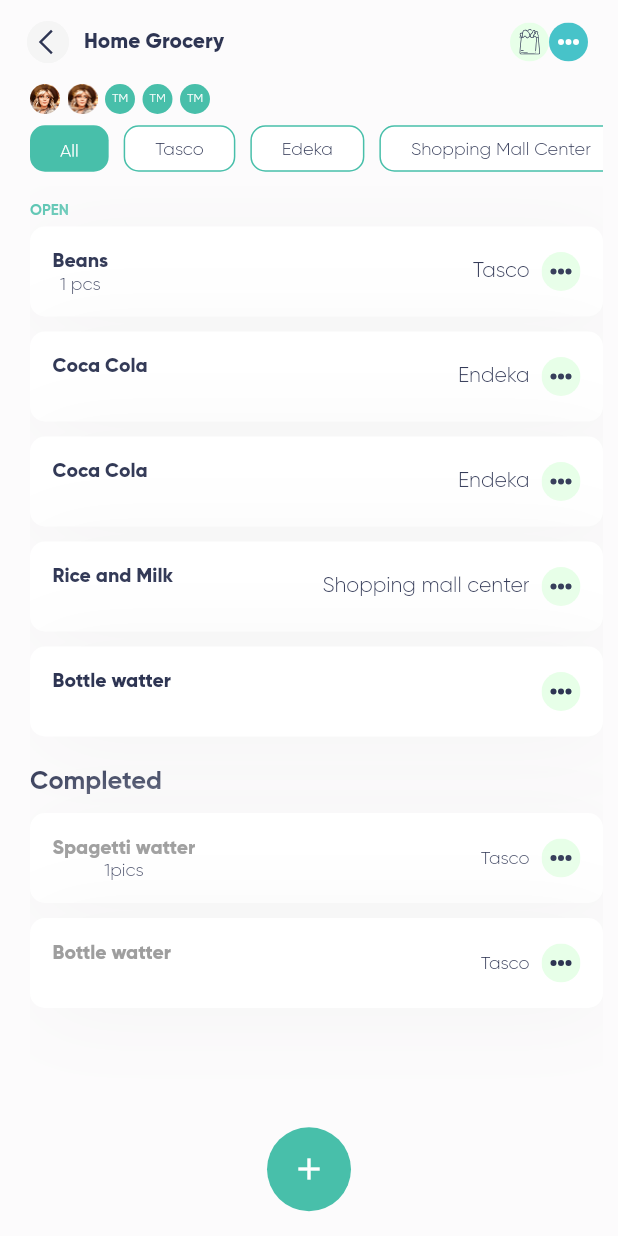
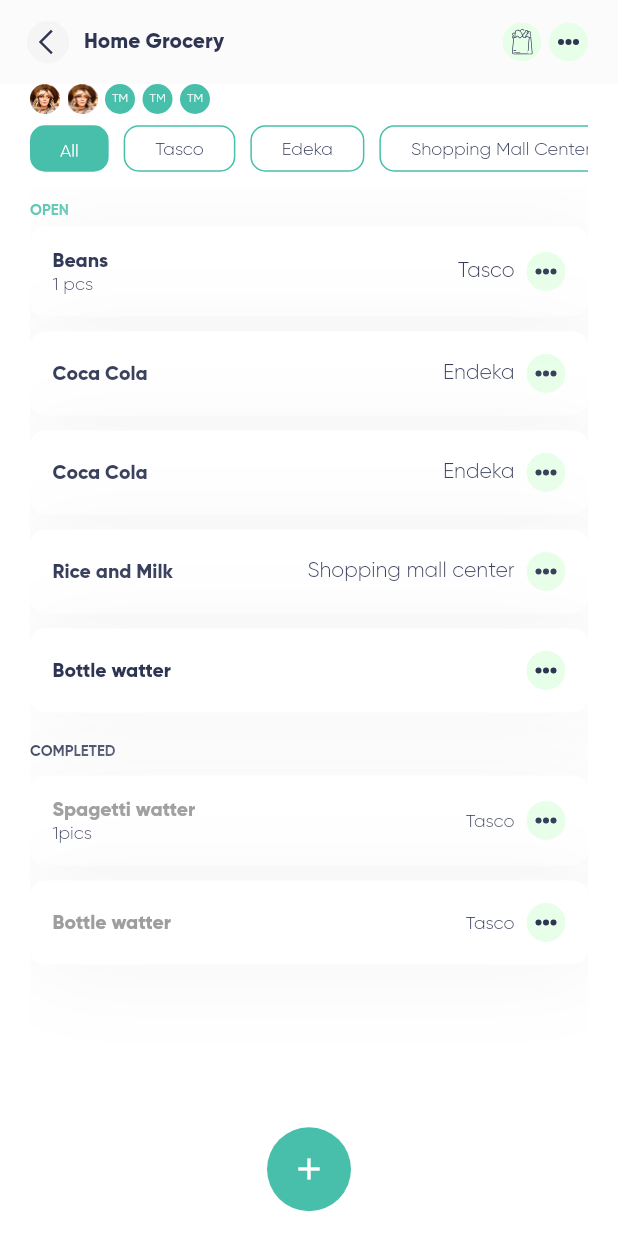
Before and after one commit to woynshetb/sharble, a Flutter app: the HomePage screen opened directly, after a tap on "Home Grocery", on a phone screen of 412 x 824 dp. Run offline on Flutter 3.47's test engine with Material 2 defaults, Android fonts, the phone set to English and light mode, and no system bars; drawn by our look-alikes of flutter_swipe_action_cell; our stand-ins replace adaptive_theme, basic_utils, dropdown_button2, flutter_svg, get, image_picker and 5 more; missing offline and left inert: inspection; project files that could hold a hidden picture were left out.

Commit message:
clean up

```diff
--- a/lib/constants/app_theme.dart
+++ b/lib/constants/app_theme.dart
@@ -12,7 +12,7 @@
         selectionColor: Colors.grey,
       ),
       dividerColor: Colors.black,
-      scaffoldBackgroundColor: Color(0xffFCFBFC),
+      scaffoldBackgroundColor: Color(0xffffffff),
       backgroundColor: Colors.white,
       cardColor: Colors.white,
 
--- a/lib/pages/home/home.page.dart
+++ b/lib/pages/home/home.page.dart
@@ -143,8 +143,8 @@
                         ),
                       ),
                       trailing: Container(
-                        alignment: Alignment.center,
-                        width: 100,
+                        alignment: Alignment.centerRight,
+                        width: 150,
                         child: Row(
                           mainAxisAlignment: MainAxisAlignment.end,
                           children: [
@@ -204,6 +204,7 @@
                             crossAxisAlignment: CrossAxisAlignment.center,
                             children: [
                               Column(
+                                crossAxisAlignment: CrossAxisAlignment.start,
                                 children: const [
                                   Text(
                                     "Beans",
@@ -261,6 +262,7 @@
                             crossAxisAlignment: CrossAxisAlignment.center,
                             children: [
                               Column(
+                                crossAxisAlignment: CrossAxisAlignment.start,
                                 children: const [
                                   Text(
                                     "Beans",
@@ -321,6 +323,7 @@
                             crossAxisAlignment: CrossAxisAlignment.center,
                             children: [
                               Column(
+                                crossAxisAlignment: CrossAxisAlignment.start,
                                 children: const [
                                   Text(
                                     "Beans",
@@ -338,7 +341,8 @@
                                   ),
                                 ],
                               ),
-  Row(children: [
+                              Row(
+                                children: [
                                   Text("Tasco"),
                                   SizedBox(
                                     width: 8,
@@ -350,7 +354,8 @@
                                     valueUrl:
                                         "assets/images/assets/icon-button-shopping-list.svg",
                                   )
-  ],)
+                                ],
+                              )
                             ],
                           ),
                         ),
@@ -378,6 +383,7 @@
                             crossAxisAlignment: CrossAxisAlignment.center,
                             children: [
                               Column(
+                                crossAxisAlignment: CrossAxisAlignment.start,
                                 children: const [
                                   Text(
                                     "Beans",
@@ -395,7 +401,8 @@
                                   ),
                                 ],
                               ),
-                                    Row(children: [
+                              Row(
+                                children: [
                                   Text("Tasco"),
                                   SizedBox(
                                     width: 8,
@@ -407,7 +414,8 @@
                                     valueUrl:
                                         "assets/images/assets/icon-button-shopping-list.svg",
                                   )
-                                    ],)
+                                ],
+                              )
                             ],
                           ),
                         )
@@ -569,7 +577,7 @@
                                   CustomDropDown(
                                       items: items,
                                       valueUrl:
-                                          "assets/images/assets/icon-button-room-task-manager.svg",
+                                          "assets/images/assets/icon-button-task-manager.svg",
                                       bgColor: Color(0xffE7FEFF)),
                                   SizedBox(
                                     height: 5,
@@ -671,7 +679,7 @@
                                   CustomDropDown(
                                       items: items,
                                       valueUrl:
-                                          "assets/images/assets/icon-button-room-task-manager.svg",
+        "assets/images/assets/icon-button-task-manager.svg",
                                       bgColor: Color(0xffE7FEFF)),
                                   SizedBox(
                                     height: 5,
@@ -773,7 +781,7 @@
                                   CustomDropDown(
                                       items: items,
                                       valueUrl:
-                                          "assets/images/assets/icon-button-room-task-manager.svg",
+        "assets/images/assets/icon-button-task-manager.svg",
                                       bgColor: Color(0xffE7FEFF)),
                                   const SizedBox(
                                     height: 5,
@@ -880,6 +888,7 @@
                                   Text(
                                     "Borrowing Money for \nschool trip and launch ",
                                     style: TextStyle(
+                                      fontSize: 13,
                                       fontFamily: "Gilroy",
                                       fontWeight: FontWeight.bold,
                                     ),
@@ -891,8 +900,9 @@
                                     softWrap: true,
                                     textScaleFactor: 1,
                                     text: TextSpan(
-                                      text: 'Dept accepted \n by ',
-                                      style: TextStyle(
+                                      text: 'Dept accepted\n by ',
+                                      style: TextStyle(
+                                        fontSize: 10,
                                         color: Color(0xff2E3553),
                                         fontFamily: "Gilroy",
                                       ),
@@ -1098,7 +1108,7 @@
                                     softWrap: true,
                                     textScaleFactor: 1,
                                     text: TextSpan(
-                                      text: 'Dept accepted \n by ',
+                                      text: 'Dept accepted\n by ',
                                       style: TextStyle(
                                         color: Color(0xff2E3553),
                                         fontFamily: "Gilroy",
@@ -1306,7 +1316,7 @@
                                     softWrap: true,
                                     textScaleFactor: 1,
                                     text: TextSpan(
-                                      text: 'Dept accepted \n by ',
+                                      text: 'Dept accepted\n by ',
                                       style: TextStyle(
                                         color: Color(0xff2E3553),
                                         fontFamily: "Gilroy",
@@ -1593,7 +1603,8 @@
                                         image: DecorationImage(
                                           fit: BoxFit.contain,
                                           image: AssetImage(
-                                                "assets/images/girl.png"))),
+                                              "assets/images/girl.png"),
+                                        )),
                                   ),
                                 ],
                               ),
@@ -1609,7 +1620,7 @@
                                       CustomDropDown(
                                           items: items,
                                           valueUrl:
-                                              "assets/images/assets/icon-button-room-activity-manager.svg",
+                                              "assets/images/assets/icon-button-activity-planner.svg",
                                           bgColor: Color(0xffF7E7FF)),
                                     ],
                                   ),
@@ -1691,7 +1702,7 @@
                                       CustomDropDown(
                                           items: items,
                                           valueUrl:
-                                              "assets/images/assets/icon-button-room-activity-manager.svg",
+            "assets/images/assets/icon-button-activity-planner.svg",
                                           bgColor: Color(0xffF7E7FF)),
                                     ],
                                   ),
@@ -1773,7 +1784,7 @@
                                       CustomDropDown(
                                           items: items,
                                           valueUrl:
-                                              "assets/images/assets/icon-button-room-activity-manager.svg",
+                                          "assets/images/assets/icon-button-activity-planner.svg",
                                           bgColor: Color(0xffF7E7FF)),
                                     ],
                                   ),
@@ -2284,7 +2295,6 @@
     return Align(
       alignment: Alignment.topRight,
       child: Container(
-
         child: PopupMenuButton(
           shape: RoundedRectangleBorder(
             borderRadius: BorderRadius.all(
--- a/lib/pages/login/login.page.dart
+++ b/lib/pages/login/login.page.dart
@@ -20,6 +20,7 @@
     Size deviceSize = MediaQuery.of(context).size;
     TextEditingController email = TextEditingController();
     return Scaffold(
+
       resizeToAvoidBottomInset: false,
       body: SafeArea(
         child: Padding(
--- a/lib/pages/shopping/shopping_list.page.dart
+++ b/lib/pages/shopping/shopping_list.page.dart
@@ -111,12 +111,17 @@
             width: deviceSize.width,
             decoration: const BoxDecoration(
               color: Colors.white,
+              borderRadius: BorderRadius.only(
+                topLeft: Radius.circular(15),
+                topRight: Radius.circular(15),
+              )
             ),
             child: Padding(
               padding: const EdgeInsets.symmetric(vertical: 20, horizontal: 30),
-              child: ListView(
-                // crossAxisAlignment: CrossAxisAlignment.center,
-                // mainAxisSize: MainAxisSize.min,
+              child: SingleChildScrollView(
+                child: Column(
+                  crossAxisAlignment: CrossAxisAlignment.center,
+
                   children: [
                     const Align(
                       alignment: Alignment.topLeft,
@@ -198,6 +203,7 @@
                   ],
                 ),
               ),
+            ),
           );
         });
   }
@@ -252,9 +258,11 @@
             height: 26,
             fit: BoxFit.contain,
           ),
+          SizedBox(width: 5,),
           CustomDropDown2(
             items: items,
-            valueUrl: "assets/images/assets/icon_shopping_list.svg",
+            // valueUrl:   "assets/images/assets/icon-bin-blue.svg",
+             valueUrl: "assets/images/assets/icon-button-shopping-list.svg",
             bgColor: Color(0xff48BFAA),
           ),
           const SizedBox(
@@ -263,9 +271,12 @@
         ],
       ),
       body: Padding(
-        padding: const EdgeInsets.only(left: 20.0, right: 10),
-        child: Column(children: [
+        padding: const EdgeInsets.only(left: 20.0, right: 20),
+        child: Column(
+          crossAxisAlignment: CrossAxisAlignment.start,
+          children: [
           Row(
+            mainAxisAlignment: MainAxisAlignment.start,
             children: [
               Container(
                 width: 20,
@@ -358,9 +369,11 @@
                   Tab(
                     child: Container(
                       height: 31,
-                      padding: const EdgeInsets.symmetric(
-                        vertical: 10,
-                        horizontal: 20,
+                      padding: const EdgeInsets.only(
+                        top: 10,
+                        bottom: 10,
+                        right: 20,
+                        left: 20
                       ),
                       child: Text(
                         "All",
@@ -730,6 +743,7 @@
                         crossAxisAlignment: CrossAxisAlignment.center,
                         children: [
                           Column(
+                            crossAxisAlignment: CrossAxisAlignment.start,
                             children: [
                               Text(
                                 list[index]['title'],
@@ -738,10 +752,13 @@
                                   fontWeight: FontWeight.w900,
                                 ),
                               ),
-                              Text(
+                              Visibility(
+                                visible: list[index]['sub']!="",
+                                child: Text(
                                   list[index]['sub'],
                                   style: TextStyle(
                                     fontSize: 12,
+                                  ),
                                 ),
                               ),
                             ],
@@ -771,8 +788,11 @@
           height: 10,
         ),
         Text(
-          "Completed",
-          style: TextStyle(fontWeight: FontWeight.bold, fontSize: 17),
+          "COMPLETED",
+         style: TextStyle(
+
+              fontWeight: FontWeight.bold,
+              fontSize: 10),
         ),
         SizedBox(
           height: 10,
@@ -852,6 +872,7 @@
                         crossAxisAlignment: CrossAxisAlignment.center,
                         children: [
                           Column(
+                            crossAxisAlignment: CrossAxisAlignment.start,
                             children: [
                               Text(
                                 copmpletedList[index]['title'],
@@ -861,10 +882,13 @@
                                   color: Colors.grey
                                 ),
                               ),
-                              Text(
+                              Visibility(
+                                visible:  copmpletedList[index]['sub']!="",
+                                child: Text(
                                   copmpletedList[index]['sub'],
                                   style: TextStyle(
                                     fontSize: 12,
+                                  ),
                                 ),
                               ),
                             ],
@@ -991,7 +1015,7 @@
         mainAxisSize: MainAxisSize.min,
         children: [
           SvgPicture.asset(
-            "assets/images/assets/icon-button-room-task-manager.svg",
+           valueUrl.toString(),
             width: 26,
             height: 26,
             fit: BoxFit.contain,
```
Also changed, not shown: lib/pages/room/create_room.page.dart (+7 -8 lines), lib/pages/room/room_detail.page.dart (+9 -8 lines), lib/pages/room/room_setting.page.dart (+31 -23 lines), lib/pages/room/rooms.page.dart (+38 -6 lines), lib/pages/signup/signup.page.dart (+17 -5 lines). Lines whose indentation alone changed are shown as unchanged.
